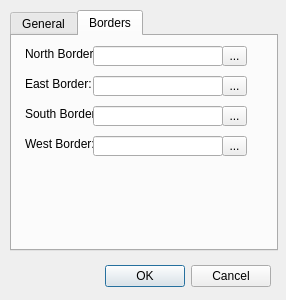
buchwj/xvector, file xVMapEdit/MapEditorProperties.ui: the form before one commit.
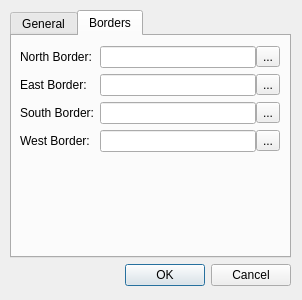
The form after the commit. The open tabs and pages were chosen to show the change.

Commit message: Fix some issues with the map editor UI, clean up the codebase a bit.

Diff of the .ui file:
```diff
--- a/xVMapEdit/MapEditorProperties.ui
+++ b/xVMapEdit/MapEditorProperties.ui
@@ -6,37 +6,36 @@
    <rect>
     <x>0</x>
     <y>0</y>
-    <width>286</width>
+    <width>302</width>
     <height>300</height>
    </rect>
   </property>
+  <property name="sizePolicy">
+   <sizepolicy hsizetype="Fixed" vsizetype="Fixed">
+    <horstretch>0</horstretch>
+    <verstretch>0</verstretch>
+   </sizepolicy>
+  </property>
   <property name="windowTitle">
    <string>Map Properties</string>
   </property>
-  <widget class="QDialogButtonBox" name="buttonBox">
+  <widget class="QWidget" name="">
    <property name="geometry">
     <rect>
-     <x>40</x>
-     <y>260</y>
-     <width>231</width>
-     <height>32</height>
+     <x>10</x>
+     <y>10</y>
+     <width>281</width>
+     <height>276</height>
     </rect>
    </property>
-   <property name="orientation">
-    <enum>Qt::Horizontal</enum>
-   </property>
-   <property name="standardButtons">
-    <set>QDialogButtonBox::Cancel|QDialogButtonBox::Ok</set>
-   </property>
-  </widget>
+   <layout class="QVBoxLayout" name="verticalLayout">
+    <item>
   <widget class="QTabWidget" name="tabWidget">
-   <property name="geometry">
-    <rect>
-     <x>10</x>
-     <y>10</y>
-     <width>268</width>
+      <property name="minimumSize">
+       <size>
+        <width>0</width>
      <height>241</height>
-    </rect>
+       </size>
    </property>
    <property name="currentIndex">
     <number>0</number>
@@ -143,151 +142,128 @@
     <attribute name="title">
      <string>Borders</string>
     </attribute>
+       <widget class="QWidget" name="">
+        <property name="geometry">
+         <rect>
+          <x>8</x>
+          <y>10</y>
+          <width>260</width>
+          <height>136</height>
+         </rect>
+        </property>
+        <layout class="QFormLayout" name="formLayout_2">
+         <item row="0" column="0">
     <widget class="QLabel" name="label_2">
-     <property name="geometry">
-      <rect>
-       <x>13</x>
-       <y>10</y>
-       <width>71</width>
-       <height>16</height>
-      </rect>
-     </property>
      <property name="text">
       <string>North Border:</string>
      </property>
     </widget>
-    <widget class="QLineEdit" name="NorthBorderEdit">
-     <property name="geometry">
-      <rect>
-       <x>81</x>
-       <y>10</y>
-       <width>130</width>
-       <height>20</height>
-      </rect>
-     </property>
-    </widget>
+         </item>
+         <item row="0" column="1">
+          <layout class="QHBoxLayout" name="horizontalLayout">
+           <property name="spacing">
+            <number>0</number>
+           </property>
+           <item>
+            <widget class="QLineEdit" name="NorthBorderEdit"/>
+           </item>
+           <item>
     <widget class="QToolButton" name="NorthBorderBrowse">
-     <property name="geometry">
-      <rect>
-       <x>210</x>
-       <y>10</y>
-       <width>25</width>
-       <height>20</height>
-      </rect>
-     </property>
      <property name="text">
       <string>...</string>
      </property>
     </widget>
+           </item>
+          </layout>
+         </item>
+         <item row="1" column="0">
     <widget class="QLabel" name="label_3">
-     <property name="geometry">
-      <rect>
-       <x>13</x>
-       <y>40</y>
-       <width>71</width>
-       <height>16</height>
-      </rect>
-     </property>
      <property name="text">
       <string>East Border:</string>
      </property>
     </widget>
-    <widget class="QLineEdit" name="EastBorderEdit">
-     <property name="geometry">
-      <rect>
-       <x>81</x>
-       <y>40</y>
-       <width>130</width>
-       <height>20</height>
-      </rect>
-     </property>
-    </widget>
+         </item>
+         <item row="1" column="1">
+          <layout class="QHBoxLayout" name="horizontalLayout_2">
+           <property name="spacing">
+            <number>0</number>
+           </property>
+           <item>
+            <widget class="QLineEdit" name="EastBorderEdit"/>
+           </item>
+           <item>
     <widget class="QToolButton" name="EastBorderBrowse">
-     <property name="geometry">
-      <rect>
-       <x>210</x>
-       <y>40</y>
-       <width>25</width>
-       <height>20</height>
-      </rect>
-     </property>
      <property name="text">
       <string>...</string>
      </property>
     </widget>
+           </item>
+          </layout>
+         </item>
+         <item row="2" column="0">
     <widget class="QLabel" name="label_4">
-     <property name="geometry">
-      <rect>
-       <x>13</x>
-       <y>70</y>
-       <width>71</width>
-       <height>16</height>
-      </rect>
-     </property>
      <property name="text">
       <string>South Border:</string>
      </property>
     </widget>
-    <widget class="QLineEdit" name="SouthBorderEdit">
-     <property name="geometry">
-      <rect>
-       <x>81</x>
-       <y>70</y>
-       <width>130</width>
-       <height>20</height>
-      </rect>
-     </property>
-    </widget>
+         </item>
+         <item row="2" column="1">
+          <layout class="QHBoxLayout" name="horizontalLayout_3">
+           <property name="spacing">
+            <number>0</number>
+           </property>
+           <item>
+            <widget class="QLineEdit" name="SouthBorderEdit"/>
+           </item>
+           <item>
     <widget class="QToolButton" name="SouthBorderBrowse">
-     <property name="geometry">
-      <rect>
-       <x>210</x>
-       <y>70</y>
-       <width>25</width>
-       <height>20</height>
-      </rect>
-     </property>
      <property name="text">
       <string>...</string>
      </property>
     </widget>
+           </item>
+          </layout>
+         </item>
+         <item row="3" column="0">
     <widget class="QLabel" name="label_5">
-     <property name="geometry">
-      <rect>
-       <x>13</x>
-       <y>100</y>
-       <width>71</width>
-       <height>16</height>
-      </rect>
-     </property>
      <property name="text">
       <string>West Border:</string>
      </property>
     </widget>
-    <widget class="QLineEdit" name="WestBorderEdit">
-     <property name="geometry">
-      <rect>
-       <x>81</x>
-       <y>100</y>
-       <width>130</width>
-       <height>20</height>
-      </rect>
-     </property>
-    </widget>
+         </item>
+         <item row="3" column="1">
+          <layout class="QHBoxLayout" name="horizontalLayout_4">
+           <property name="spacing">
+            <number>0</number>
+           </property>
+           <item>
+            <widget class="QLineEdit" name="WestBorderEdit"/>
+           </item>
+           <item>
     <widget class="QToolButton" name="WestBorderBrowse">
-     <property name="geometry">
-      <rect>
-       <x>210</x>
-       <y>100</y>
-       <width>25</width>
-       <height>20</height>
-      </rect>
-     </property>
      <property name="text">
       <string>...</string>
      </property>
     </widget>
-   </widget>
+           </item>
+          </layout>
+         </item>
+        </layout>
+       </widget>
+      </widget>
+     </widget>
+    </item>
+    <item>
+     <widget class="QDialogButtonBox" name="buttonBox">
+      <property name="orientation">
+       <enum>Qt::Horizontal</enum>
+      </property>
+      <property name="standardButtons">
+       <set>QDialogButtonBox::Cancel|QDialogButtonBox::Ok</set>
+      </property>
+     </widget>
+    </item>
+   </layout>
   </widget>
  </widget>
  <resources/>
```
Left out of the diff: 74 changed lines with no effect on the pictures. Lines whose indentation alone changed are shown as unchanged. The commit also changes 18 other files.
